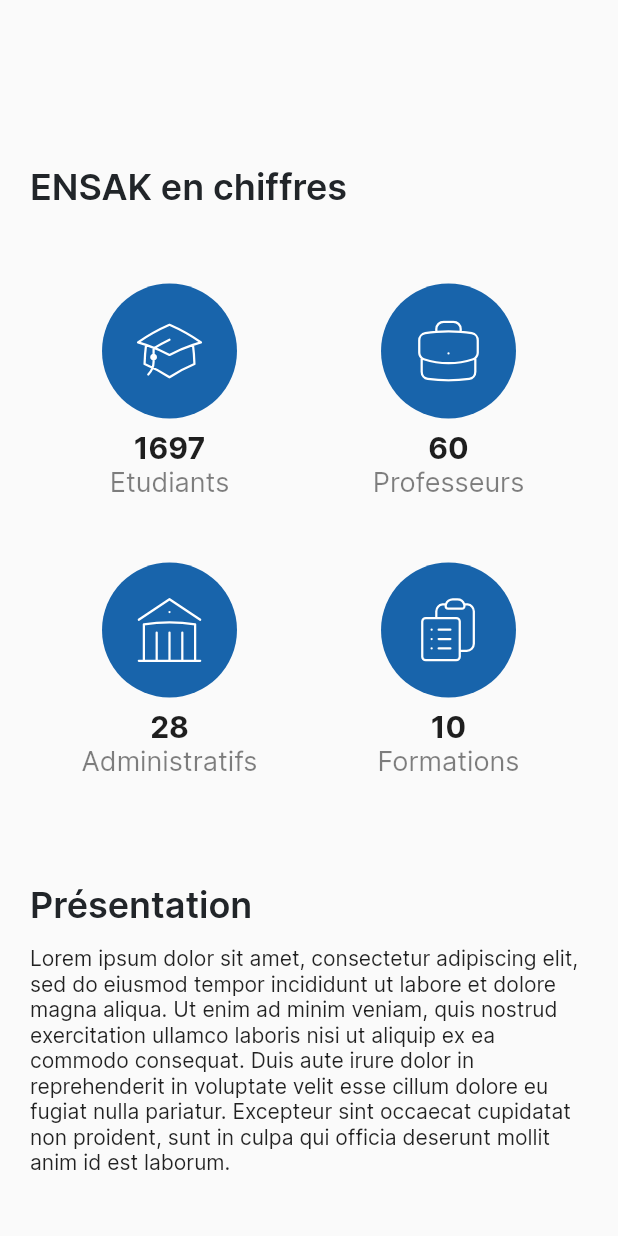
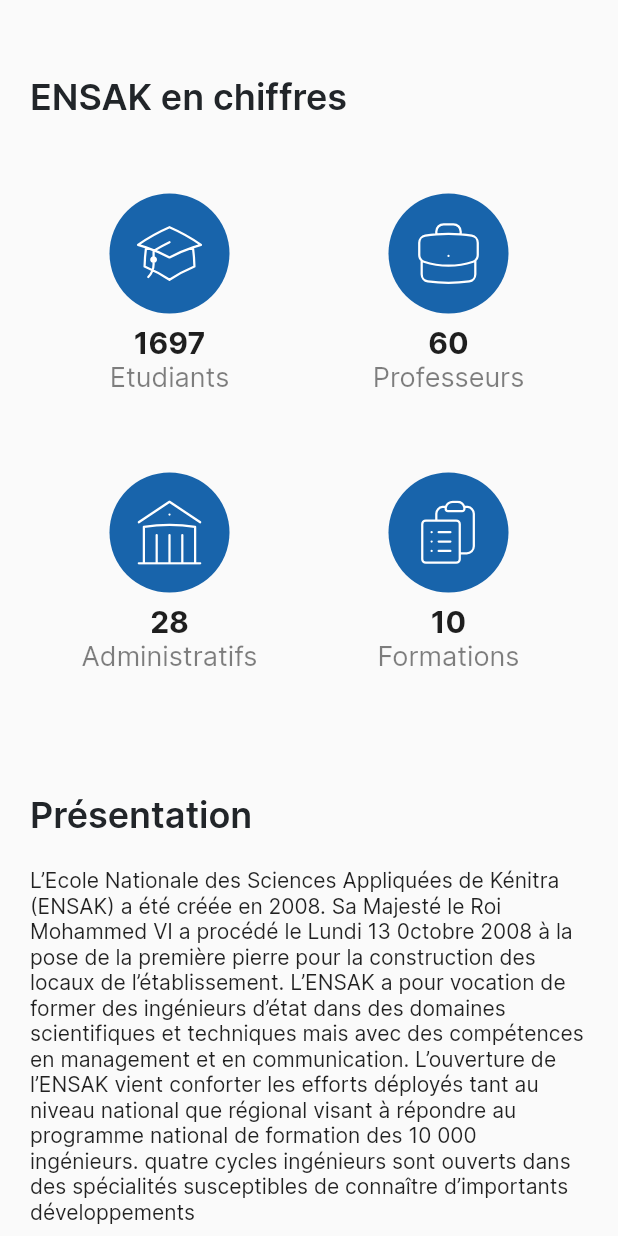
Before and after one commit to Mouadspace/job-it-day, a Flutter app: the EnsakChiffre screen opened by its route, on a phone screen of 412 x 824 dp. Run offline on Flutter 3.47's test engine with Material 2 defaults, Android fonts, the light colour scheme and no system bars; our stand-ins replace flutter_svg, get; missing offline and left inert: flutter_timer_countdown.

Commit message:
added onboarding screens

```diff
--- a/lib/core/app_data.dart
+++ b/lib/core/app_data.dart
@@ -15,7 +15,8 @@
   // URL LAUNCHER
   static const String url = 'https://www.google.com';
   // PRESENTATION
-  static const String presentation = '';
+  static const String presentation =
+      "L’Ecole Nationale des Sciences Appliquées de Kénitra (ENSAK) a été créée en 2008. Sa Majesté le Roi Mohammed VI a procédé le Lundi 13 0ctobre 2008 à la pose de la première pierre pour la construction des locaux de l’établissement. L’ENSAK a pour vocation de former des ingénieurs d’état dans des domaines scientifiques et techniques mais avec des compétences en management et en communication. L’ouverture de l’ENSAK vient conforter les efforts déployés tant au niveau national que régional visant à répondre au programme national de formation des 10 000 ingénieurs. quatre cycles ingénieurs sont ouverts dans des spécialités susceptibles de connaître d’importants développements";
 
   // DRAWER
   static List<DrawerItems> drawerItems = [
--- a/lib/src/routes/routes.dart
+++ b/lib/src/routes/routes.dart
@@ -7,6 +7,7 @@
 import '../view/screens/company-screens/specific_annoucement_company.dart';
 import '../view/screens/contact_us.dart';
 import '../view/screens/company-screens/student_profile.dart';
+import '../view/screens/onBoarding/base_screen.dart';
 import '../view/screens/student_screens/all_company_posts_to_students.dart';
 import '../view/screens/student_screens/personal_student_profile.dart';
 import '../view/screens/student_screens/see_all_companies.dart';
@@ -15,7 +16,7 @@
 import '../view/screens/auth/sign_in.dart';
 import '../view/screens/user_type.dart';
 import '../view/screens/onbording.dart';
-import '../view/screens/ensak_en_chiffre.dart';
+import '../view/screens/onBoarding/ensak_en_chiffre.dart';
 import '../view/screens/company-screens/students.dart';
 import '../view/screens/flash-message/error_page.dart';
 import '../view/screens/flash-message/success_page.dart';
@@ -28,6 +29,7 @@
     GetPage(name: '/', page: () => OnBording()),
     GetPage(name: "/user", page: () => const UserType()),
     GetPage(name: "/signin", page: () => const SignIn()),
+    GetPage(name: "/base_screen", page: () => const OnboardingScreen()),
     GetPage(name: "/signup", page: () => const SignUp()),
     GetPage(name: "/test", page: () => TestScreen()),
     GetPage(name: "/ensak_en_chiffre", page: () => const EnsakChiffre()),
--- a/lib/src/view/screens/ensak_en_chiffre.dart
+++ b/lib/src/view/screens/onBoarding/ensak_en_chiffre.dart
@@ -1,7 +1,8 @@
 import 'package:flutter/material.dart';
 import 'package:flutter_svg/flutter_svg.dart';
+import 'package:jobitday/core/app_data.dart';
 
-import '../../model/ensak_stats_model.dart';
+import '../../../model/ensak_stats_model.dart';
 
 class EnsakChiffre extends StatelessWidget {
   const EnsakChiffre({super.key});
@@ -17,7 +18,7 @@
             child: Column(
               crossAxisAlignment: CrossAxisAlignment.start,
               children: [
-                const SizedBox(height: 110),
+                const SizedBox(height: 50),
                 Text(
                   'ENSAK en chiffres',
                   style: Theme.of(context).textTheme.titleLarge,
@@ -48,10 +49,13 @@
                   style: Theme.of(context).textTheme.titleLarge,
                 ),
                 const SizedBox(
-                  height: 12,
+                  height: 20,
                 ),
                 const Text(
-                  "Lorem ipsum dolor sit amet, consectetur adipiscing elit, sed do eiusmod tempor incididunt ut labore et dolore magna aliqua. Ut enim ad minim veniam, quis nostrud exercitation ullamco laboris nisi ut aliquip ex ea commodo consequat. Duis aute irure dolor in reprehenderit in voluptate velit esse cillum dolore eu fugiat nulla pariatur. Excepteur sint occaecat cupidatat non proident, sunt in culpa qui officia deserunt mollit anim id est laborum.",
+                  AppData.presentation,
+                ),
+                const SizedBox(
+                  height: 100,
                 ),
               ],
             ),
@@ -80,7 +84,7 @@
       children: [
         CircleAvatar(
           backgroundColor: Theme.of(context).colorScheme.primary,
-          radius: 45,
+          radius: 40,
           child: SvgPicture.asset(icon),
         ),
         const SizedBox(height: 8),
--- a/pubspec.yaml
+++ b/pubspec.yaml
@@ -38,6 +38,7 @@
   get: ^4.6.5
   flutter_timer_countdown: ^1.0.6
   url_launcher: ^6.1.11
+  flutter_onboarding_slider: ^1.0.11
 
 dev_dependencies:
   flutter_test:
```
Also changed, not shown: lib/src/view/screens/onBoarding/base_screen.dart (added, +82 -0 lines), lib/src/view/screens/onBoarding/patnership.dart (added, +24 -0 lines), lib/src/view/screens/onBoarding/team.dart (added, +24 -0 lines), lib/src/view/screens/onbording.dart (+6 -3 lines), pubspec.lock.
